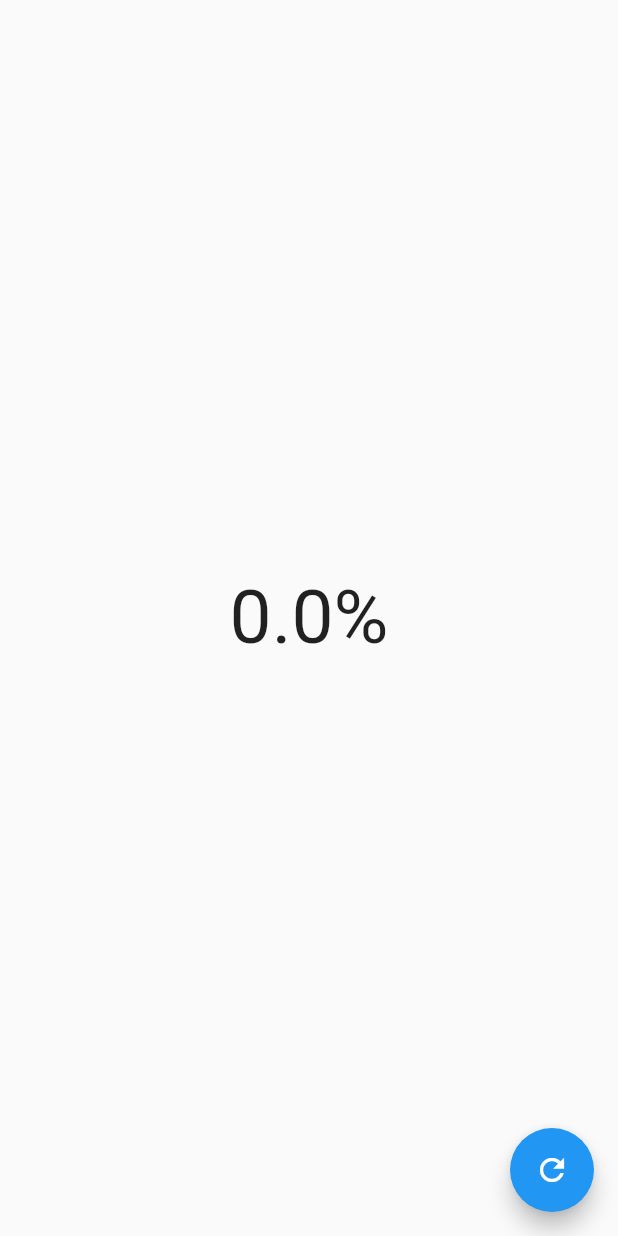
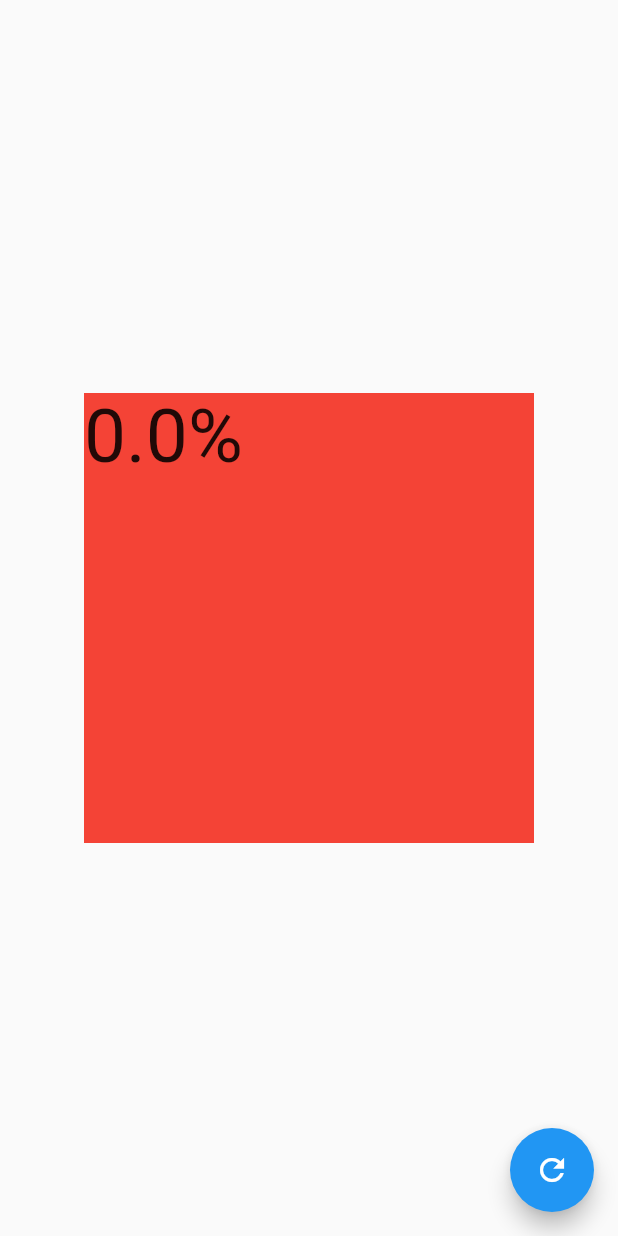
Before and after one commit to e-estrada/disenos_app, a Flutter app: the screen it shows after launch, on a phone screen of 412 x 824 dp. Run offline on Flutter 3.47's test engine with Material 2 defaults, Android fonts, the phone set to English and light mode, and no system bars.

Commit message:
Creando nuestro widget personalizado

```diff
--- a/lib/src/pages/graficas_circulares_page.dart
+++ b/lib/src/pages/graficas_circulares_page.dart
@@ -1,3 +1,4 @@
+import 'package:disenos_app/src/widgets/radial_progress.dart';
 import 'package:flutter/material.dart';
 
 class GraficasCircularesPage extends StatefulWidget {
@@ -24,9 +25,11 @@ class _GraficasCircularesPageState extends State<GraficasCircularesPage> {
         child: const Icon(Icons.refresh),
       ),
       body: Center(
-        child: Text(
-          '$porcentaje%',
-          style: const TextStyle(fontSize: 50),
+        child: Container(
+          width: 300,
+          height: 300,
+          color: Colors.red,
+          child: RadialPprogres(porcentaje: porcentaje,),
         ),
       ),
     );
--- /dev/null
+++ b/lib/src/widgets/radial_progress.dart
@@ -0,0 +1,23 @@
+import 'package:flutter/material.dart';
+
+class RadialPprogres extends StatefulWidget {
+  double porcentaje;
+
+  RadialPprogres({super.key, required this.porcentaje});
+
+  @override
+  State<RadialPprogres> createState() => _RadialPprogresState();
+}
+
+
+class _RadialPprogresState extends State<RadialPprogres> {
+  @override
+  Widget build(BuildContext context) {
+    return Container(
+      child: Text(
+        '${widget.porcentaje}%',
+        style: const TextStyle(fontSize: 50),
+      ),
+    );
+  }
+}
```
